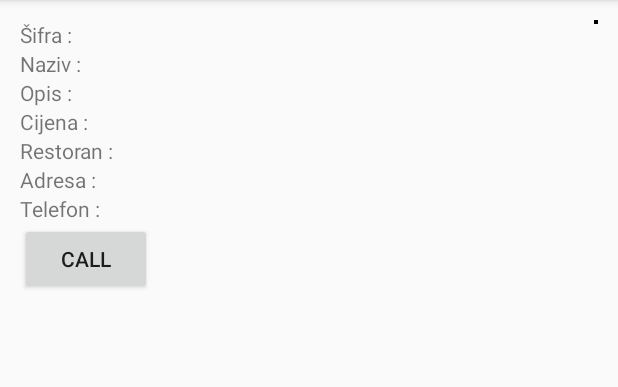
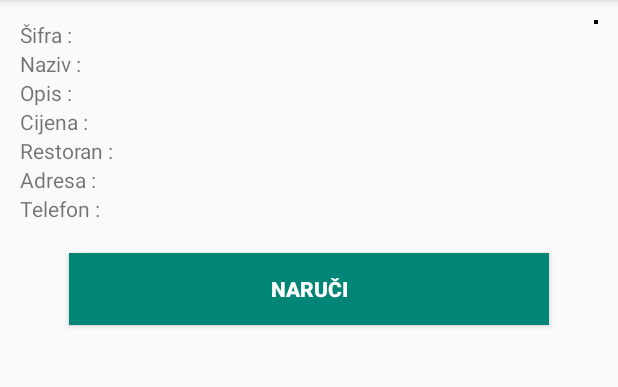
Before and after one commit to alagregor/egablec, an Android app: the DetailView screen opened directly, with no data from a screen before it, on a phone screen of 412 x 824 dp, the part 84-471 px from its top. Run offline under Robolectric (Android 15) with nearby library versions, the phone set to English and light mode, and no system bars.

Commit message:
Call feature on detail

```diff
--- a/app/src/main/java/hr/foi/alagregor/egablec/DetailView.java
+++ b/app/src/main/java/hr/foi/alagregor/egablec/DetailView.java
@@ -5,6 +5,7 @@ import android.support.v7.app.AppCompatActivity;
 
 import android.content.Intent;
 import android.os.Bundle;
+import android.view.View;
 import android.widget.Button;
 import android.widget.ImageView;
 import android.widget.TextView;
@@ -40,7 +41,13 @@ public class DetailView extends AppCompatActivity {
         setContentView(R.layout.singleitemview);
 
         b1=(Button)findViewById(R.id.button);
-        call();
+
+        b1.setOnClickListener(new View.OnClickListener() {
+            @Override
+            public void onClick(View v) {
+                call();
+            }
+        });
 
         // Get the intent from ListViewAdapter
         Intent i = getIntent();
@@ -86,8 +93,8 @@ public class DetailView extends AppCompatActivity {
         viewimage.setImageResource(image);
     }
 
-    private void call() {
-        Intent in=new Intent(Intent.ACTION_CALL, Uri.parse("09893593981"));
+    public void call() {
+        Intent in=new Intent(Intent.ACTION_CALL, Uri.parse("tel:0989359398"));
         try{
             startActivity(in);
         }
--- a/app/src/main/java/hr/foi/alagregor/egablec/MainActivity.java
+++ b/app/src/main/java/hr/foi/alagregor/egablec/MainActivity.java
@@ -42,14 +42,10 @@ public class MainActivity extends AppCompatActivity {
     String[] restaurant_title;
     String[] restaurant_adress;
     String[] restaurant_phone;
-    Button b1;
 
     int[] image;
     ArrayList<ItemAttributes> arraylist = new ArrayList<ItemAttributes>();
-    /**
-     * ATTENTION: This was auto-generated to implement the App Indexing API.
-     * See https://g.co/AppIndexing/AndroidStudio for more information.
-     */
+
     private GoogleApiClient client;
 
     @Override
--- a/app/src/main/res/layout/singleitemview.xml
+++ b/app/src/main/res/layout/singleitemview.xml
@@ -101,6 +101,22 @@
         android:layout_below="@+id/restaurant_adress"
         android:layout_toRightOf="@+id/restaurant_phonelabel" />
 
+    <Button
+        android:layout_width="wrap_content"
+        android:layout_height="wrap_content"
+        android:text="Naruči"
+        android:layout_below="@+id/restaurant_phonelabel"
+        android:id="@+id/button"
+        android:background="@color/accent_material_light"
+        android:textColor="#ffffff"
+        android:minWidth="@dimen/abc_dialog_fixed_width_major"
+        android:layout_centerHorizontal="true"
+        android:layout_margin="30px"
+        android:textColorLink="#ffffff"
+        android:textColorHighlight="#ffffff"
+        android:textColorHint="#ffffff"
+        android:textStyle="bold" />
+
     <ImageView
         android:id="@+id/image"
         android:layout_width="wrap_content"
@@ -109,12 +125,4 @@
         android:background="#000000"
         android:padding="1dp" />
 
-    <Button
-        android:layout_width="wrap_content"
-        android:layout_height="wrap_content"
-        android:text="Call"
-        android:layout_below="@+id/restaurant_phonelabel"
-        android:id="@+id/button" />
-
-
 </RelativeLayout>
```
Also changed, not shown: app/src/main/res/drawable/bangladesh1.png (deleted), app/src/main/res/drawable/brazil.png (deleted), app/src/main/res/drawable/china.png (deleted), app/src/main/res/drawable/india.png (deleted), app/src/main/res/drawable/indonesia.png (deleted), app/src/main/res/drawable/japan.png (deleted), app/src/main/res/drawable/nigeria.png (deleted), app/src/main/res/drawable/pakistan.png (deleted), app/src/main/res/drawable/russia.png (deleted), app/src/main/res/drawable/unitedstates.png (deleted).
